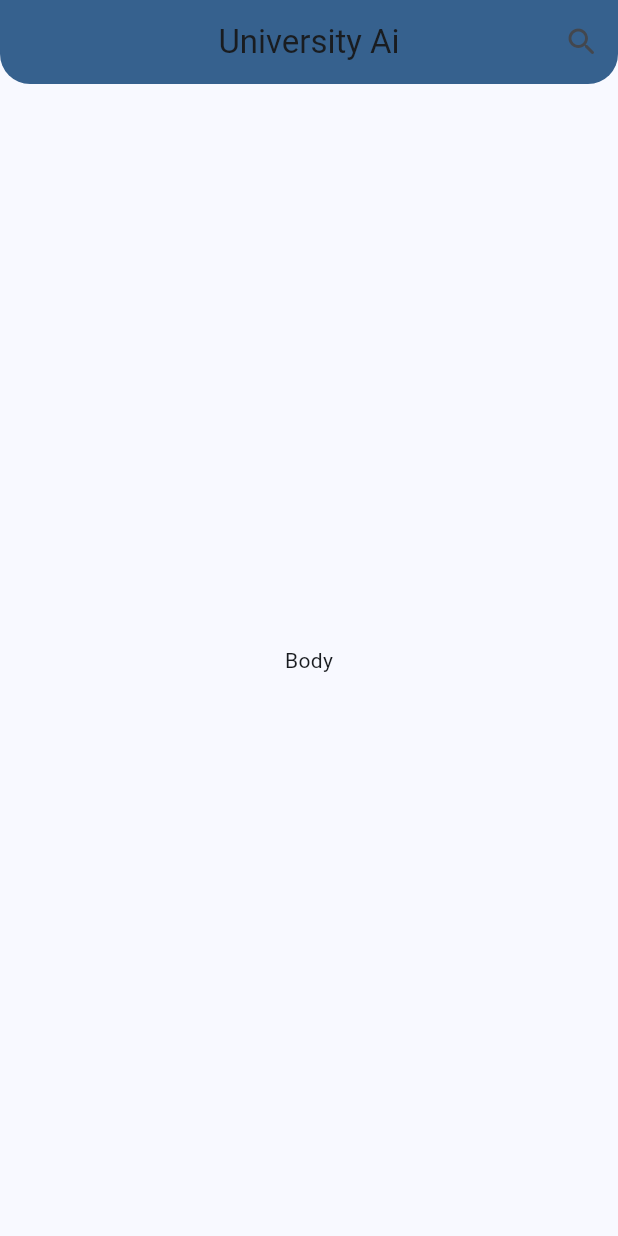
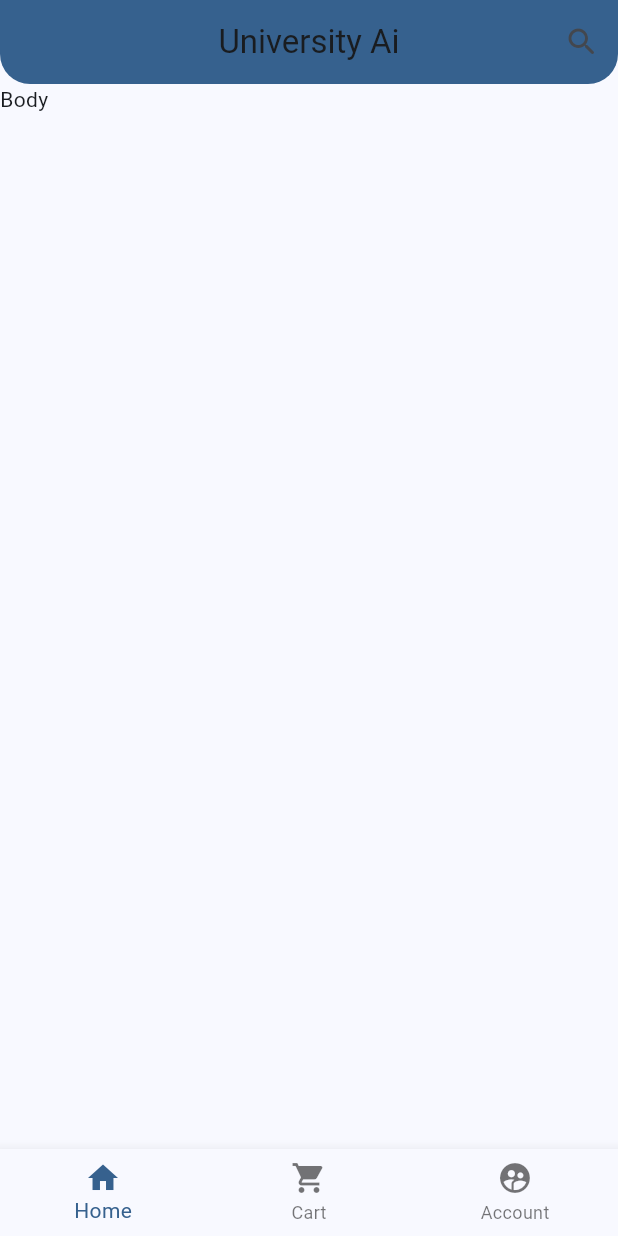
Before and after one commit to imashiqe/uniai, a Flutter app: the screen it shows after launch, on a phone screen of 412 x 824 dp. Run offline on Flutter 3.47's test engine with Material 3 defaults, Android fonts, the phone set to English and light mode, and no system bars.

Commit message:
navigation bar added

```diff
--- a/lib/main.dart
+++ b/lib/main.dart
@@ -49,9 +49,18 @@ class HomeActivity extends StatelessWidget {
         centerTitle: true,
         backgroundColor: Theme.of(context).colorScheme.primary,
       ),
-      body: Center( // Optional: Center the body text
-        child: Text("Body"),
-      ),
+      body:  Text("Body"),
+      bottomNavigationBar: BottomNavigationBar(
+           onTap: (index){
+
+           },
+          items: [
+         BottomNavigationBarItem(icon: Icon(Icons.home),label: "Home"),
+         BottomNavigationBarItem(icon: Icon(Icons.shopping_cart),label: "Cart"),
+         BottomNavigationBarItem(icon: Icon(Icons.supervised_user_circle),label: "Account"),
+
+
+      ]),
     );
   }
 }
```
